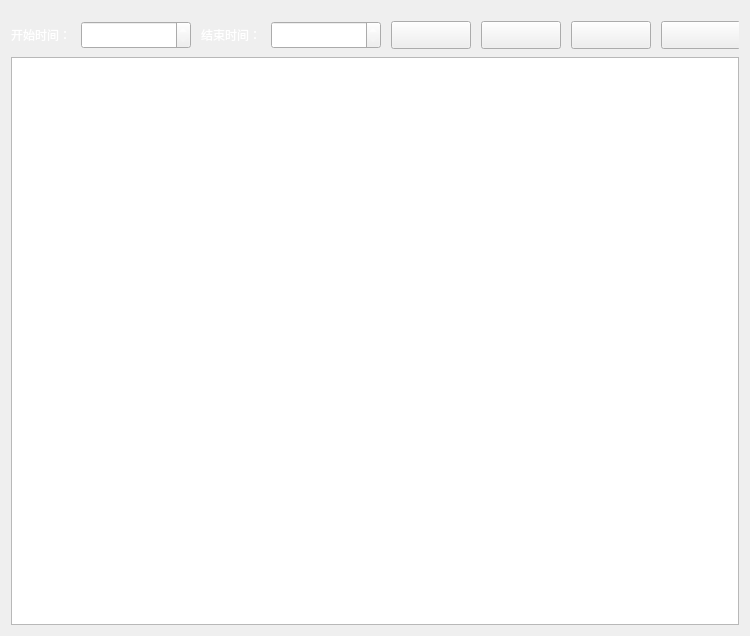
Old version of the form ChuangfengDesktop/BakManagerQWidget.ui in the repository asdlei99/chuangfengdesktop.
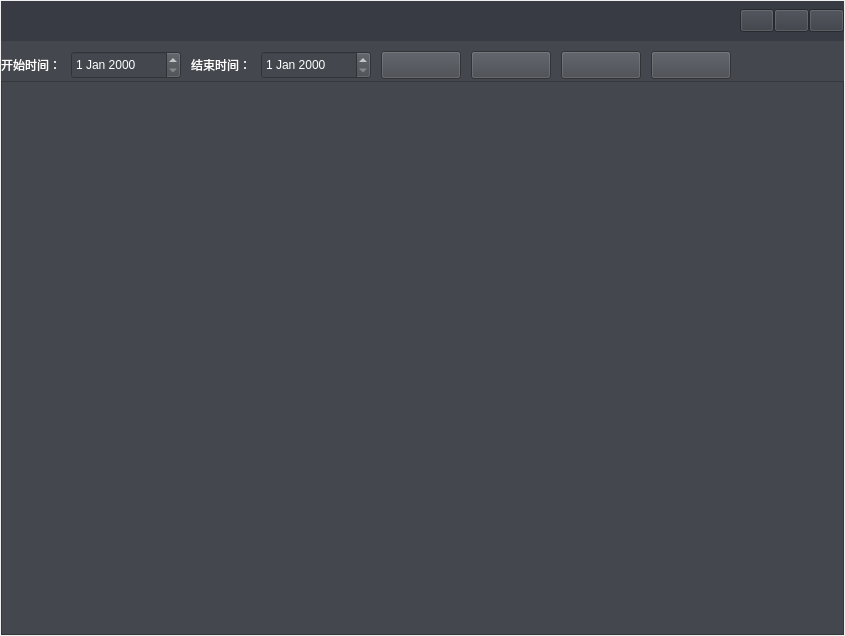
New version of the form.

```diff
--- a/ChuangfengDesktop/BakManagerQWidget.ui
+++ b/ChuangfengDesktop/BakManagerQWidget.ui
@@ -6,7 +6,7 @@
    <rect>
     <x>0</x>
     <y>0</y>
-    <width>750</width>
+    <width>845</width>
     <height>636</height>
    </rect>
   </property>
@@ -14,6 +14,103 @@
    <string>Form</string>
   </property>
   <layout class="QVBoxLayout" name="verticalLayout">
+   <property name="spacing">
+    <number>0</number>
+   </property>
+   <property name="leftMargin">
+    <number>1</number>
+   </property>
+   <property name="topMargin">
+    <number>1</number>
+   </property>
+   <property name="rightMargin">
+    <number>1</number>
+   </property>
+   <property name="bottomMargin">
+    <number>1</number>
+   </property>
+   <item>
+    <widget class="QWidget" name="bak_title" native="true">
+     <property name="minimumSize">
+      <size>
+       <width>0</width>
+       <height>40</height>
+      </size>
+     </property>
+     <property name="styleSheet">
+      <string notr="true">background-color: rgb(56, 59, 67);</string>
+     </property>
+     <layout class="QHBoxLayout" name="horizontalLayout">
+      <property name="spacing">
+       <number>0</number>
+      </property>
+      <property name="leftMargin">
+       <number>0</number>
+      </property>
+      <property name="topMargin">
+       <number>0</number>
+      </property>
+      <property name="rightMargin">
+       <number>0</number>
+      </property>
+      <property name="bottomMargin">
+       <number>0</number>
+      </property>
+      <item>
+       <spacer name="horizontalSpacer_2">
+        <property name="orientation">
+         <enum>Qt::Horizontal</enum>
+        </property>
+        <property name="sizeHint" stdset="0">
+         <size>
+          <width>744</width>
+          <height>20</height>
+         </size>
+        </property>
+       </spacer>
+      </item>
+      <item>
+       <widget class="QPushButton" name="bak_min_btn">
+        <property name="minimumSize">
+         <size>
+          <width>32</width>
+          <height>23</height>
+         </size>
+        </property>
+        <property name="text">
+         <string/>
+        </property>
+       </widget>
+      </item>
+      <item>
+       <widget class="QPushButton" name="bak_max_restore_btn">
+        <property name="minimumSize">
+         <size>
+          <width>32</width>
+          <height>23</height>
+         </size>
+        </property>
+        <property name="text">
+         <string/>
+        </property>
+       </widget>
+      </item>
+      <item>
+       <widget class="QPushButton" name="bak_cose_btn">
+        <property name="minimumSize">
+         <size>
+          <width>32</width>
+          <height>23</height>
+         </size>
+        </property>
+        <property name="text">
+         <string/>
+        </property>
+       </widget>
+      </item>
+     </layout>
+    </widget>
+   </item>
    <item>
     <widget class="QWidget" name="widget_8" native="true">
      <property name="minimumSize">
@@ -28,6 +125,9 @@
        <height>40</height>
       </size>
      </property>
+     <property name="styleSheet">
+      <string notr="true">background-color: rgb(68, 71, 77);</string>
+     </property>
      <widget class="QPushButton" name="bak_del_btn">
       <property name="geometry">
        <rect>
@@ -141,7 +241,11 @@
     </widget>
    </item>
    <item>
-    <widget class="QTableView" name="bak_tableView"/>
+    <widget class="QTableView" name="bak_tableView">
+     <property name="styleSheet">
+      <string notr="true">background-color: rgb(68, 71, 77);</string>
+     </property>
+    </widget>
    </item>
   </layout>
  </widget>
```
